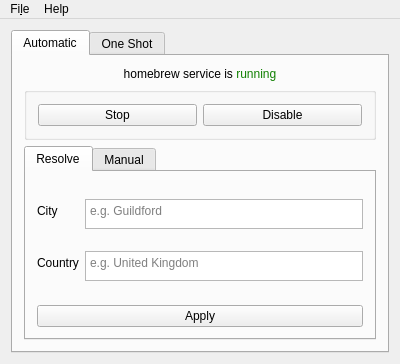
The window that mainwindow.ui (JSN190/redshift-qt5) describes before a commit, drawn with Qt 5.
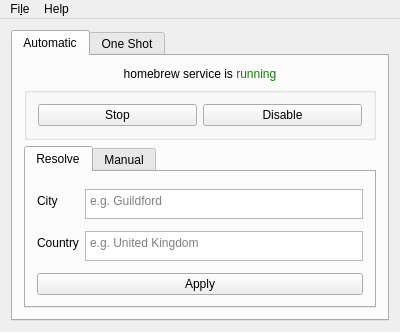
The same window after the commit.

Commit message: Apply button no longer enlarges on resize

The edit to the form file:
```diff
--- a/mainwindow.ui
+++ b/mainwindow.ui
@@ -10,7 +10,7 @@
     <x>0</x>
     <y>0</y>
     <width>400</width>
-    <height>364</height>
+    <height>332</height>
    </rect>
   </property>
   <property name="windowTitle">
@@ -84,25 +84,22 @@
         </item>
         <item>
          <widget class="QTabWidget" name="tabWidget_2">
-          <property name="sizePolicy">
-           <sizepolicy hsizetype="Expanding" vsizetype="Expanding">
-            <horstretch>0</horstretch>
-            <verstretch>0</verstretch>
-           </sizepolicy>
-          </property>
           <property name="currentIndex">
            <number>0</number>
           </property>
           <widget class="QWidget" name="tab_3">
+           <property name="sizePolicy">
+            <sizepolicy hsizetype="Fixed" vsizetype="Fixed">
+             <horstretch>0</horstretch>
+             <verstretch>0</verstretch>
+            </sizepolicy>
+           </property>
            <attribute name="title">
             <string>Resolve</string>
            </attribute>
-           <layout class="QGridLayout" name="gridLayout_2">
-            <item row="0" column="0">
+           <layout class="QVBoxLayout" name="verticalLayout_2">
+            <item>
              <layout class="QFormLayout" name="formResolve">
-              <property name="sizeConstraint">
-               <enum>QLayout::SetDefaultConstraint</enum>
-              </property>
               <property name="fieldGrowthPolicy">
                <enum>QFormLayout::ExpandingFieldsGrow</enum>
               </property>
@@ -181,7 +178,7 @@
               </item>
              </layout>
             </item>
-            <item row="1" column="0">
+            <item>
              <widget class="QPushButton" name="buttonResolveApply">
               <property name="focusPolicy">
                <enum>Qt::TabFocus</enum>
```
Left out of the diff: 22 changed lines with no effect on the pictures.
